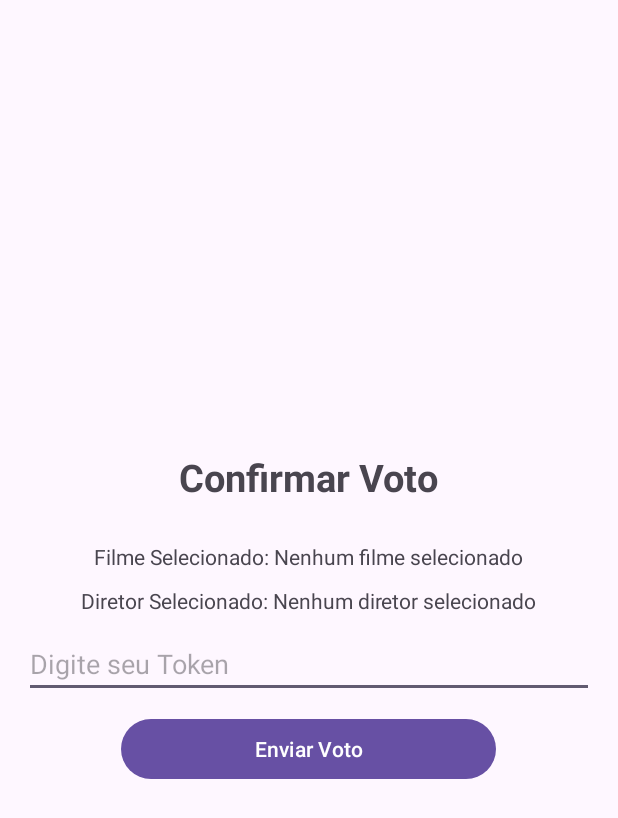
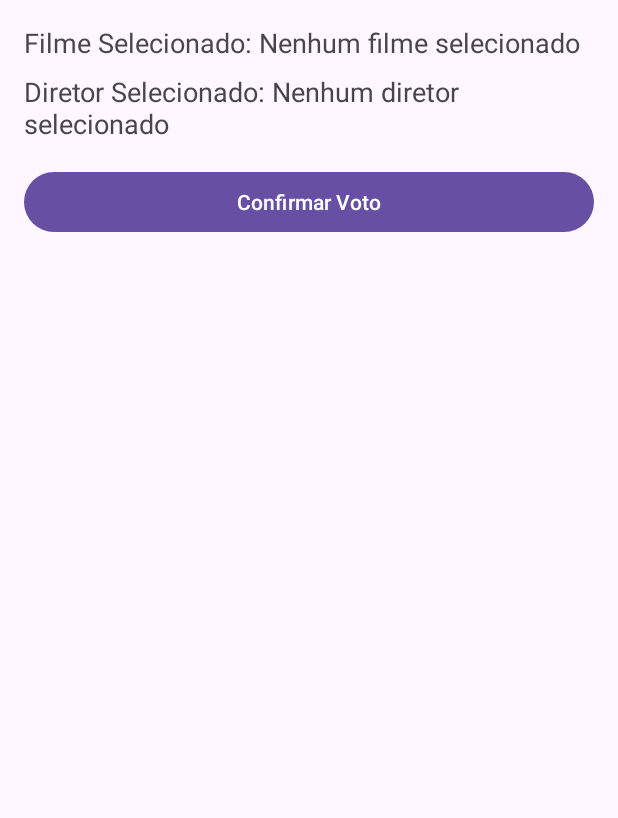
Before and after one commit to RafaelNakamura/oscarApp, an Android app built with Jetpack Compose: the ConfirmVoteActivity screen opened directly, with no data from a screen before it, on a phone screen of 412 x 824 dp. Shown: the top 818 px of the screen. Run offline under Robolectric (Android 15) with nearby library versions, the phone set to English and light mode, and no system bars.

Commit message:
Fx: Ajustes

```diff
--- a/app/src/main/res/layout/activity_confirm_vote.xml
+++ b/app/src/main/res/layout/activity_confirm_vote.xml
@@ -2,44 +2,27 @@
     android:layout_width="match_parent"
     android:layout_height="match_parent"
     android:orientation="vertical"
-    android:gravity="center"
     android:padding="16dp">
 
     <TextView
-        android:id="@+id/tvConfirmVoteTitle"
-        android:layout_width="wrap_content"
-        android:layout_height="wrap_content"
-        android:text="Confirmar Voto"
-        android:textSize="25sp"
-        android:textStyle="bold"
-        android:layout_marginBottom="16dp" />
-
-    <TextView
         android:id="@+id/tvSelectedMovie"
-        android:layout_width="wrap_content"
+        android:layout_width="match_parent"
         android:layout_height="wrap_content"
         android:text="Filme Selecionado: "
-        android:layout_marginTop="10dp" />
+        android:textSize="18sp"
+        android:layout_marginBottom="8dp" />
 
     <TextView
         android:id="@+id/tvSelectedDirector"
-        android:layout_width="wrap_content"
+        android:layout_width="match_parent"
         android:layout_height="wrap_content"
         android:text="Diretor Selecionado: "
-        android:layout_marginTop="10dp" />
+        android:textSize="18sp"
+        android:layout_marginBottom="16dp" />
 
-    <EditText
-        android:id="@+id/etToken"
+    <Button
+        android:id="@+id/btnConfirmVote"
         android:layout_width="match_parent"
         android:layout_height="wrap_content"
-        android:hint="Digite seu Token"
-        android:inputType="number"
-        android:layout_marginTop="10dp" />
-
-    <Button
-        android:id="@+id/btnSendVote"
-        android:layout_width="250dp"
-        android:layout_height="wrap_content"
-        android:layout_marginTop="10dp"
-        android:text="Enviar Voto" />
+        android:text="Confirmar Voto" />
 </LinearLayout>
```
